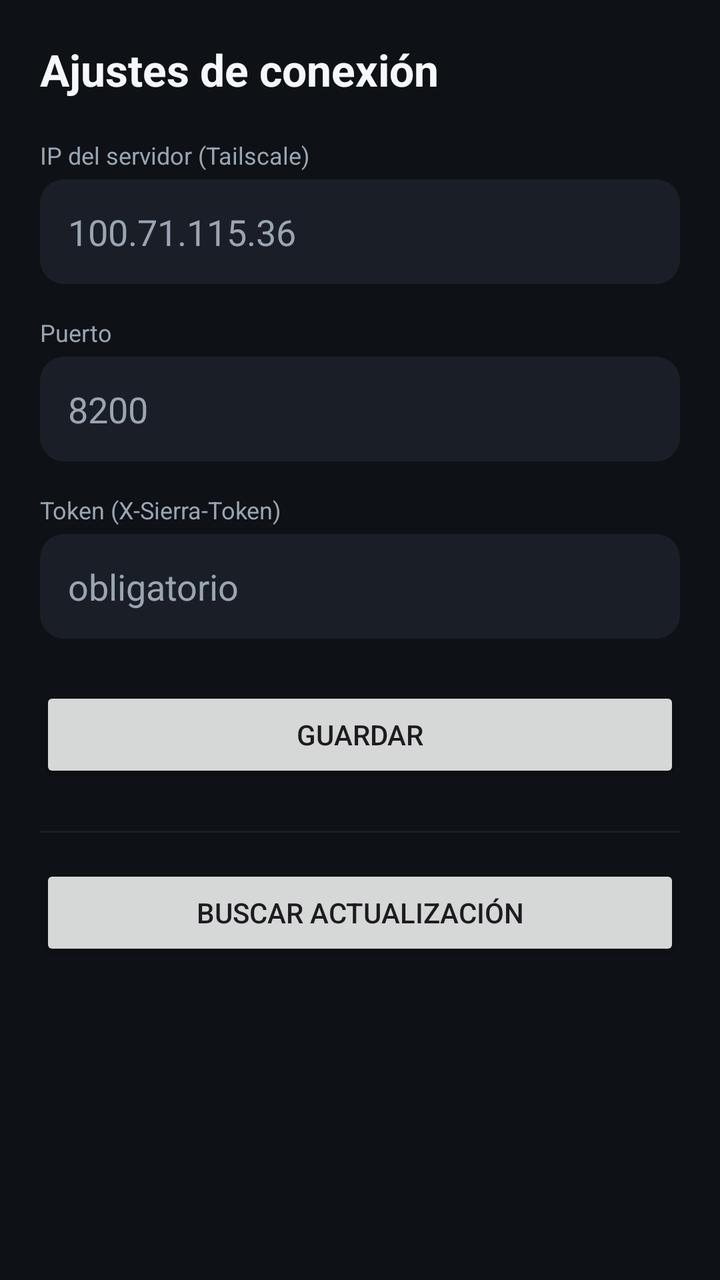
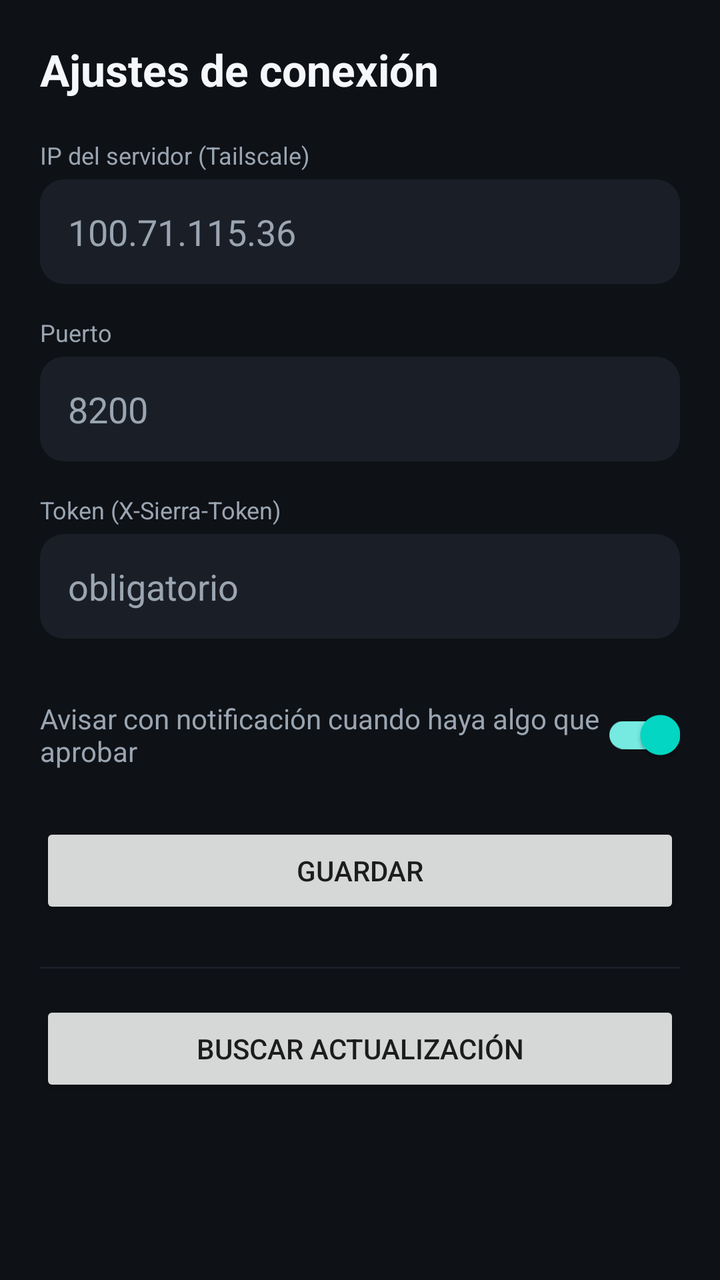

Compare the two renders of this Android layout. The source of the first and the diff that turns it into the second are given below.
<!-- AndroidManifest.xml: application theme Theme.SierraVoice -->
<!-- res/layout/activity_settings.xml -->
<?xml version="1.0" encoding="utf-8"?>
<LinearLayout xmlns:android="http://schemas.android.com/apk/res/android"
    xmlns:tools="http://schemas.android.com/tools"
    android:layout_width="match_parent"
    android:layout_height="match_parent"
    android:background="@color/sierra_bg"
    android:orientation="vertical"
    android:padding="20dp"
    tools:context=".SettingsActivity">

    <TextView
        android:layout_width="wrap_content"
        android:layout_height="wrap_content"
        android:layout_marginBottom="20dp"
        android:text="@string/settings_title"
        android:textColor="@color/sierra_text_primary"
        android:textSize="22sp"
        android:textStyle="bold" />

    <TextView
        android:layout_width="wrap_content"
        android:layout_height="wrap_content"
        android:text="@string/settings_ip_label"
        android:textColor="@color/sierra_text_secondary"
        android:textSize="12sp" />

    <EditText
        android:id="@+id/ipEditText"
        android:layout_width="match_parent"
        android:layout_height="wrap_content"
        android:layout_marginTop="4dp"
        android:layout_marginBottom="16dp"
        android:background="@drawable/bg_field"
        android:hint="100.71.115.36"
        android:inputType="text"
        android:padding="14dp"
        android:textColor="@color/sierra_text_primary"
        android:textColorHint="@color/sierra_text_secondary" />

    <TextView
        android:layout_width="wrap_content"
        android:layout_height="wrap_content"
        android:text="@string/settings_port_label"
        android:textColor="@color/sierra_text_secondary"
        android:textSize="12sp" />

    <EditText
        android:id="@+id/portEditText"
        android:layout_width="match_parent"
        android:layout_height="wrap_content"
        android:layout_marginTop="4dp"
        android:layout_marginBottom="16dp"
        android:background="@drawable/bg_field"
        android:hint="8200"
        android:inputType="number"
        android:padding="14dp"
        android:textColor="@color/sierra_text_primary"
        android:textColorHint="@color/sierra_text_secondary" />

    <TextView
        android:layout_width="wrap_content"
        android:layout_height="wrap_content"
        android:text="@string/settings_token_label"
        android:textColor="@color/sierra_text_secondary"
        android:textSize="12sp" />

    <EditText
        android:id="@+id/tokenEditText"
        android:layout_width="match_parent"
        android:layout_height="wrap_content"
        android:layout_marginTop="4dp"
        android:layout_marginBottom="24dp"
        android:background="@drawable/bg_field"
        android:hint="obligatorio"
        android:inputType="textPassword"
        android:padding="14dp"
        android:textColor="@color/sierra_text_primary"
        android:textColorHint="@color/sierra_text_secondary" />

    <Button
        android:id="@+id/saveButton"
        android:layout_width="match_parent"
        android:layout_height="wrap_content"
        android:text="@string/settings_save" />

    <View
        android:layout_width="match_parent"
        android:layout_height="1dp"
        android:layout_marginTop="24dp"
        android:layout_marginBottom="16dp"
        android:background="@color/sierra_surface" />

    <Button
        android:id="@+id/actualizarButton"
        android:layout_width="match_parent"
        android:layout_height="wrap_content"
        android:text="@string/settings_update_button" />

    <TextView
        android:id="@+id/updateStatusTextView"
        android:layout_width="match_parent"
        android:layout_height="wrap_content"
        android:layout_marginTop="8dp"
        android:textColor="@color/sierra_text_secondary"
        android:textSize="12sp" />

    <TextView
        android:id="@+id/versionTextView"
        android:layout_width="match_parent"
        android:layout_height="wrap_content"
        android:layout_marginTop="24dp"
        android:gravity="center"
        android:textColor="@color/sierra_text_secondary"
        android:textSize="11sp" />

</LinearLayout>
<!-- resources referenced by this layout -->
<resources>
  <color name="sierra_bg">#0E1116</color>
  <color name="sierra_surface">#1A1F27</color>
  <color name="sierra_text_primary">#F5F7FA</color>
  <color name="sierra_text_secondary">#9AA5B1</color>
  <!-- drawable bg_field (drawable) -->
  <?xml version="1.0" encoding="utf-8"?>
  <shape xmlns:android="http://schemas.android.com/apk/res/android" android:shape="rectangle">
      <solid android:color="@color/sierra_surface" />
      <corners android:radius="12dp" />
  </shape>
  <string name="settings_ip_label">IP del servidor (Tailscale)</string>
  <string name="settings_port_label">Puerto</string>
  <string name="settings_save">Guardar</string>
  <string name="settings_title">Ajustes de conexión</string>
  <string name="settings_token_label">Token (X-Sierra-Token)</string>
  <string name="settings_update_button">Buscar actualización</string>
  <style name="Theme.SierraVoice" parent="Theme.Material3.DayNight.NoActionBar">
          <item name="colorPrimary">@color/sierra_primary</item>
          <item name="colorPrimaryDark">@color/sierra_primary_dark</item>
          <item name="colorAccent">@color/sierra_accent</item>
          <item name="android:statusBarColor" tools:targetApi="l">@color/sierra_bg</item>
          <item name="android:windowBackground">@color/sierra_bg</item>
      </style>
  <color name="sierra_primary">#1565C0</color>
  <color name="sierra_primary_dark">#0D47A1</color>
  <color name="sierra_accent">#00C853</color>
</resources>

<!-- the commit's change to res/layout/activity_settings.xml (unified diff, before → after) -->
@@ -77,6 +77,15 @@
         android:textColor="@color/sierra_text_primary"
         android:textColorHint="@color/sierra_text_secondary" />
 
+    <com.google.android.material.switchmaterial.SwitchMaterial
+        android:id="@+id/vigilanciaSwitch"
+        android:layout_width="match_parent"
+        android:layout_height="wrap_content"
+        android:layout_marginBottom="20dp"
+        android:checked="true"
+        android:text="@string/settings_vigilancia_label"
+        android:textColor="@color/sierra_text_secondary" />
+
     <Button
         android:id="@+id/saveButton"
         android:layout_width="match_parent"
<!-- resource entries referenced after the edit -->
@@ -16,15 +16,6 @@
   <string name="settings_title">Ajustes de conexión</string>
   <string name="settings_token_label">Token (X-Sierra-Token)</string>
   <string name="settings_update_button">Buscar actualización</string>
-  <style name="Theme.SierraVoice" parent="Theme.Material3.DayNight.NoActionBar">
-          <item name="colorPrimary">@color/sierra_primary</item>
-          <item name="colorPrimaryDark">@color/sierra_primary_dark</item>
-          <item name="colorAccent">@color/sierra_accent</item>
-          <item name="android:statusBarColor" tools:targetApi="l">@color/sierra_bg</item>
-          <item name="android:windowBackground">@color/sierra_bg</item>
-      </style>
-  <color name="sierra_primary">#1565C0</color>
-  <color name="sierra_primary_dark">#0D47A1</color>
-  <color name="sierra_accent">#00C853</color>
+  <string name="settings_vigilancia_label">Avisar con notificación cuando haya algo que aprobar</string>
 </resources>
 
